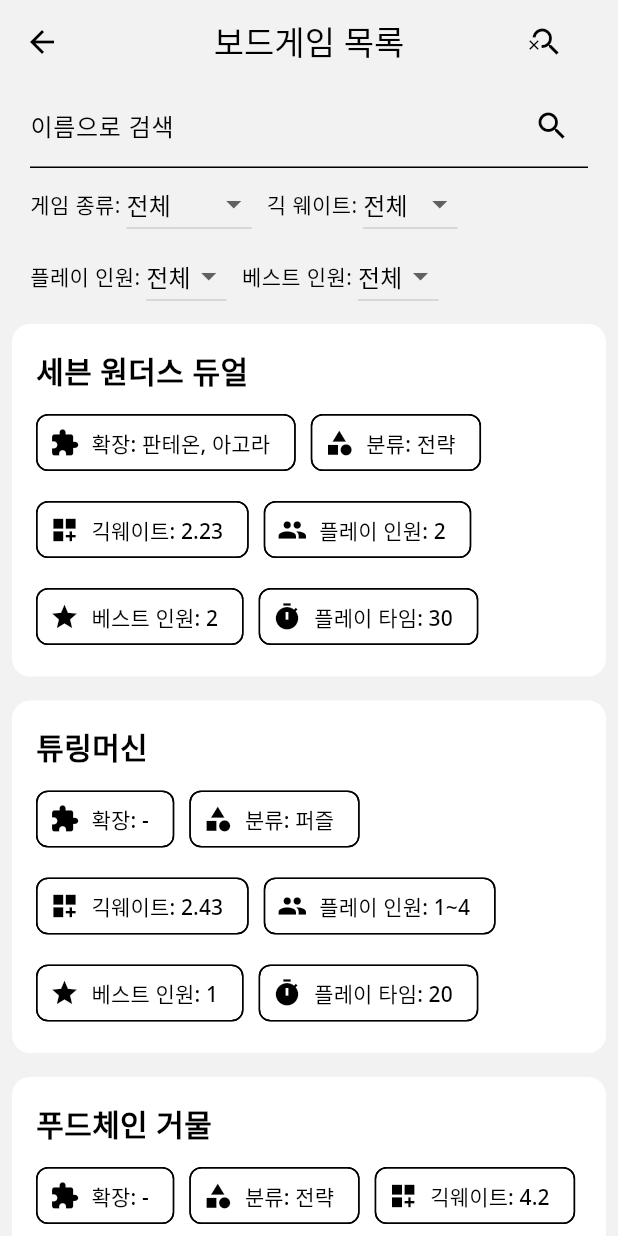
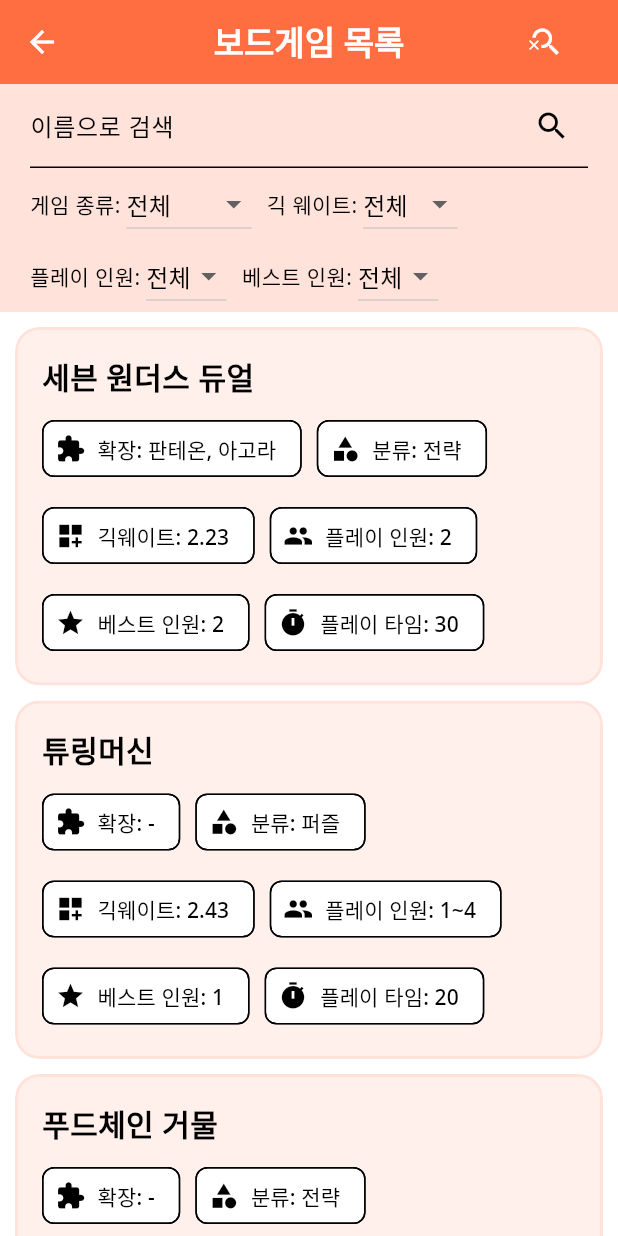
Before and after one commit to sechiyo97/daynyong_house_flutter, a Flutter app: the BoardGamesScreen screen opened by its route, after a tap on the "search" icon, on a phone screen of 412 x 824 dp. Run offline on Flutter 3.47's test engine with Material 3 defaults, Android fonts, the phone set to English and light mode, and no system bars; our stand-ins replace csv, get, table_calendar.

Commit message:
보드게임 타일 UI 개선

```diff
--- a/lib/boardgames/board_games_screen.dart
+++ b/lib/boardgames/board_games_screen.dart
@@ -139,10 +139,11 @@
   @override
   Widget build(BuildContext context) {
     return CustomScaffold(
-      backgroundColor: Colors.black.withOpacity(0.05),
+      // backgroundColor: Colors.deepOrangeAccent.withOpacity(0.1),
       appBar: CustomAppBar(
-        backgroundColor: Colors.black.withOpacity(0.0),
-        title: const Text('보드게임 목록'),
+        iconColor: Colors.white,
+        backgroundColor: Colors.deepOrangeAccent,
+        title: const Text('보드게임 목록', style: TextStyle(color: Colors.white, fontWeight: FontWeight.bold)),
         actions: [
           IconButton(
             icon: Icon(_showSearchOptions ? Icons.search_off : Icons.search),
@@ -163,13 +164,17 @@
               builder: (context, snapshot) {
                 if (snapshot.hasData) {
                   var filteredData = filterData(snapshot.data!);
-                  return ListView.builder(
+                  return ListView.separated(
+                    padding: const EdgeInsets.all(10),
                     controller: _scrollController,
                     itemCount: filteredData.length,
                     itemBuilder: (context, index) {
                       BoardGame game = filteredData[index];
                       return BoardGameTile(game: game);
                     },
+                    separatorBuilder: (context, index) {
+                      return const SizedBox(height: 10);
+                    }
                   );
                 } else if (snapshot.hasError) {
                   return Text('Error: ${snapshot.error}');
@@ -185,6 +190,7 @@
 
   Widget _buildSearchOptions() {
     return Container(
+      color: Colors.deepOrangeAccent.withOpacity(0.2),
       padding: const EdgeInsets.symmetric(horizontal: 20),
       child: Wrap(
         spacing: 10,
--- a/lib/boardgames/component/board_game_tile.dart
+++ b/lib/boardgames/component/board_game_tile.dart
@@ -1,3 +1,4 @@
+import 'package:daynyong_house_flutter/component/rounded_container.dart';
 import 'package:flutter/material.dart';
 
 import '../model/board_game.dart';
@@ -9,12 +10,10 @@
 
   @override
   Widget build(BuildContext context) {
-    return Card(
-      color: Colors.white,
-      elevation: 0,
-      margin: const EdgeInsets.all(8.0),
+    return RoundedContainer(
+      backgroundColor: Colors.deepOrangeAccent.withOpacity(0.1),
       child: Padding(
-        padding: const EdgeInsets.all(16.0),
+        padding: const EdgeInsets.symmetric(vertical: 16.0),
         child: Column(
           crossAxisAlignment: CrossAxisAlignment.start,
           children: [
```
